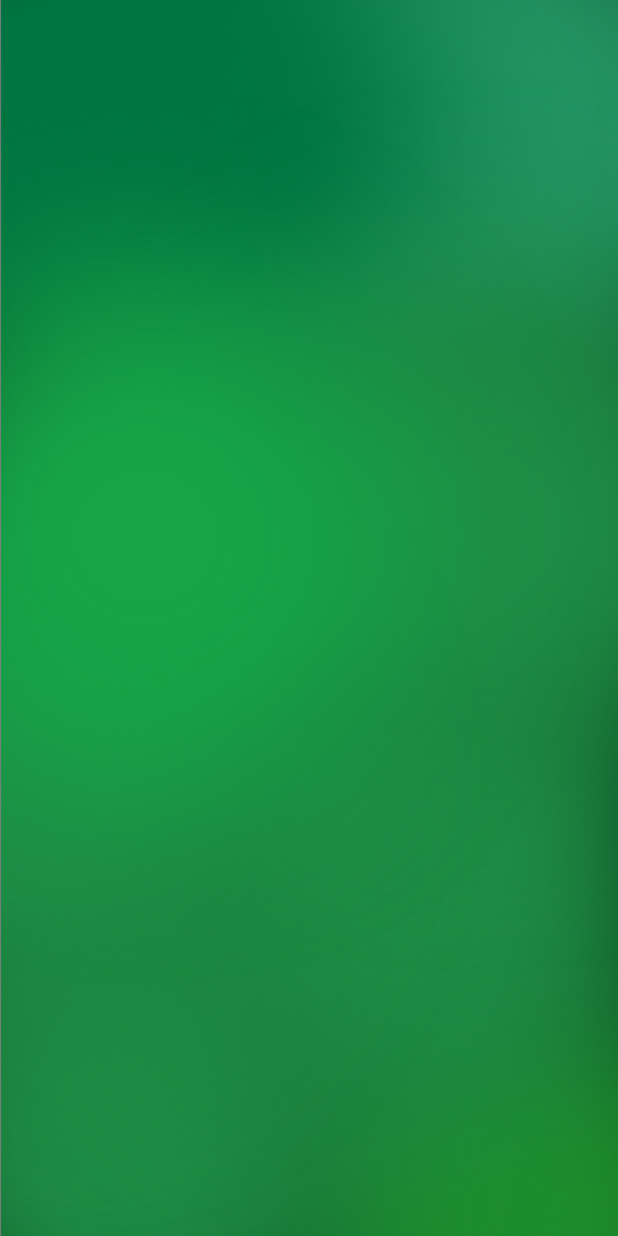
After one commit to breznytomas/SEP4Android, an Android app: the layout activity_events_list.xml on its own in the app's theme, with its tools: preview values and no code run, on a phone screen of 412 x 824 dp. The commit adds this screen. Run offline under Robolectric (Android 15) with nearby library versions, the phone set to English and light mode, and no system bars.

```diff
--- a/app/src/main/AndroidManifest.xml
+++ b/app/src/main/AndroidManifest.xml
@@ -11,6 +11,9 @@
         android:roundIcon="@mipmap/ic_launcher_round"
         android:supportsRtl="true"
         android:theme="@style/Theme.SEP4Android">
+        <activity
+            android:name=".EventsList"
+            android:exported="false" />
         <activity
             android:name=".View.AddEventActivity"
             android:exported="false" />
--- a/app/src/main/java/com/example/sep4android/Adapter/StringRecyclerAdapter.java
+++ b/app/src/main/java/com/example/sep4android/Adapter/StringRecyclerAdapter.java
@@ -44,7 +44,7 @@ public class StringRecyclerAdapter extends RecyclerView.Adapter<StringRecyclerAd
         holder.greenhouseName.setText(list.get(position));
 
         holder.itemView.setOnClickListener(view -> {
-            holder.greenhouseButton.setImageResource(R.drawable.devices_module_click);
+            holder.greenhouseButton.setImageResource(R.drawable.devices_module);
             Intent intent = new Intent(context, GreenhouseSensorsActivity.class);
             intent.putExtra("name", list.get(position));
             context.startActivity(intent);
--- /dev/null
+++ b/app/src/main/res/layout/activity_events_list.xml
@@ -0,0 +1,12 @@
+<?xml version="1.0" encoding="utf-8"?>
+<androidx.constraintlayout.widget.ConstraintLayout xmlns:android="http://schemas.android.com/apk/res/android"
+    xmlns:app="http://schemas.android.com/apk/res-auto"
+    xmlns:tools="http://schemas.android.com/tools"
+    android:layout_width="match_parent"
+    android:layout_height="match_parent"
+    android:background="@drawable/background_v5"
+    tools:context=".View.EventsListActivity">
+
+
+
+</androidx.constraintlayout.widget.ConstraintLayout>
--- a/app/src/main/res/layout/greenhouse_modules_recycler_view.xml
+++ b/app/src/main/res/layout/greenhouse_modules_recycler_view.xml
@@ -1,7 +1,6 @@
 <?xml version="1.0" encoding="utf-8"?>
 <LinearLayout xmlns:android="http://schemas.android.com/apk/res/android"
     xmlns:app="http://schemas.android.com/apk/res-auto"
-    xmlns:tools="http://schemas.android.com/tools"
     android:id="@+id/module_container"
     android:layout_width="match_parent"
     android:layout_height="match_parent"
--- a/build.gradle
+++ b/build.gradle
@@ -1,7 +1,7 @@
 // Top-level build file where you can add configuration options common to all sub-projects/modules.
 plugins {
-    id 'com.android.application' version '7.1.3' apply false
-    id 'com.android.library' version '7.1.3' apply false
+    id 'com.android.application' version '7.2.0' apply false
+    id 'com.android.library' version '7.2.0' apply false
 }
 
 task clean(type: Delete) {
```
Also changed, not shown: app/src/main/java/com/example/sep4android/View/EventsListActivity.java (added, +16 -0 lines), app/src/main/java/com/example/sep4android/View/TemperatureDetailsActivity.java (+8 -5 lines), app/src/main/res/device_module_mk1/devices_module.png (deleted), app/src/main/res/drawable-xhdpi/devices_module_click.png (deleted), gradle/wrapper/gradle-wrapper.properties.
